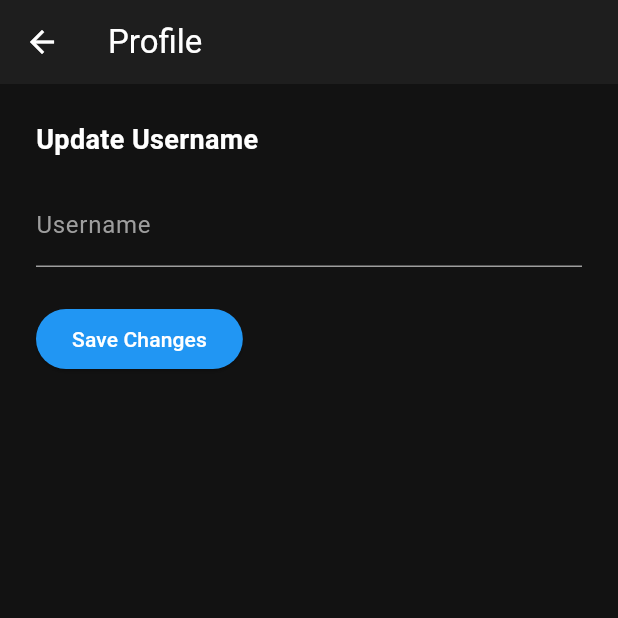
After one commit to CharlesLiuCool/gymroyale, a Flutter app: the ProfilePage screen opened directly, after a tap on "Save Changes", on a phone screen of 412 x 824 dp, the top half of it. The commit adds this screen. Run offline on Flutter 3.47's test engine with Material 3 defaults, Android fonts, the light colour scheme and no system bars; our stand-ins replace cloud_firestore, firebase_auth, firebase_core, geolocator, google_sign_in; accounts and stored records are empty.

Commit message:
settings page

```diff
--- /dev/null
+++ b/lib/pages/profile_page.dart
@@ -0,0 +1,125 @@
+import 'package:flutter/material.dart';
+import 'package:cloud_firestore/cloud_firestore.dart';
+import 'package:firebase_auth/firebase_auth.dart';
+import '../app_colors.dart';
+
+class ProfilePage extends StatefulWidget {
+  const ProfilePage({super.key});
+
+  @override
+  State<ProfilePage> createState() => _ProfilePageState();
+}
+
+class _ProfilePageState extends State<ProfilePage> {
+  final _controller = TextEditingController();
+  bool _loading = false;
+  String? _currentUsername;
+
+  @override
+  void initState() {
+    super.initState();
+    _loadUsername();
+  }
+
+  Future<void> _loadUsername() async {
+    final userId = FirebaseAuth.instance.currentUser?.uid;
+    if (userId == null) return;
+
+    final doc =
+        await FirebaseFirestore.instance.collection('users').doc(userId).get();
+    setState(() {
+      _currentUsername = doc.data()?['name'] ?? '';
+      _controller.text = _currentUsername!;
+    });
+  }
+
+  Future<void> _updateUsername() async {
+    final newUsername = _controller.text.trim();
+    if (newUsername.isEmpty || newUsername == _currentUsername) return;
+
+    setState(() => _loading = true);
+
+    final userId = FirebaseAuth.instance.currentUser?.uid;
+    if (userId != null) {
+      await FirebaseFirestore.instance.collection('users').doc(userId).update({
+        'name': newUsername,
+        'updatedAt': FieldValue.serverTimestamp(),
+      });
+    }
+
+    setState(() {
+      _currentUsername = newUsername;
+      _loading = false;
+    });
+
+    ScaffoldMessenger.of(
+      context,
+    ).showSnackBar(const SnackBar(content: Text('Username updated')));
+  }
+
+  @override
+  Widget build(BuildContext context) {
+    return Scaffold(
+      backgroundColor: AppColors.background,
+      appBar: AppBar(
+        backgroundColor: AppColors.card,
+        iconTheme: const IconThemeData(color: AppColors.textPrimary),
+        title: const Text(
+          'Profile',
+          style: TextStyle(color: AppColors.textPrimary),
+        ),
+      ),
+      body: Padding(
+        padding: const EdgeInsets.all(24),
+        child: Column(
+          crossAxisAlignment: CrossAxisAlignment.start,
+          children: [
+            const Text(
+              'Update Username',
+              style: TextStyle(
+                fontSize: 18,
+                fontWeight: FontWeight.bold,
+                color: AppColors.textPrimary,
+              ),
+            ),
+            const SizedBox(height: 16),
+            TextField(
+              controller: _controller,
+              style: const TextStyle(color: AppColors.textPrimary),
+              cursorColor: AppColors.accent,
+              decoration: InputDecoration(
+                labelText: 'Username',
+                labelStyle: const TextStyle(color: AppColors.textSecondary),
+                enabledBorder: const UnderlineInputBorder(
+                  borderSide: BorderSide(color: AppColors.textSecondary),
+                ),
+                focusedBorder: const UnderlineInputBorder(
+                  borderSide: BorderSide(color: AppColors.accent),
+                ),
+              ),
+            ),
+            const SizedBox(height: 24),
+            ElevatedButton(
+              onPressed: _loading ? null : _updateUsername,
+              style: ElevatedButton.styleFrom(
+                backgroundColor: AppColors.accent,
+                foregroundColor: AppColors.textPrimary,
+              ),
+              child:
+                  _loading
+                      ? const SizedBox(
+                        width: 16,
+                        height: 16,
+                        child: CircularProgressIndicator(
+                          strokeWidth: 2,
+                          color: AppColors.textPrimary,
+                        ),
+                      )
+                      : const Text('Save Changes'),
+            ),
+          ],
+        ),
+      ),
+    );
+  }
+}
```
Also changed, not shown: lib/pages/help_page.dart (added, +100 -0 lines), lib/pages/main_page.dart (+10 -2 lines).
